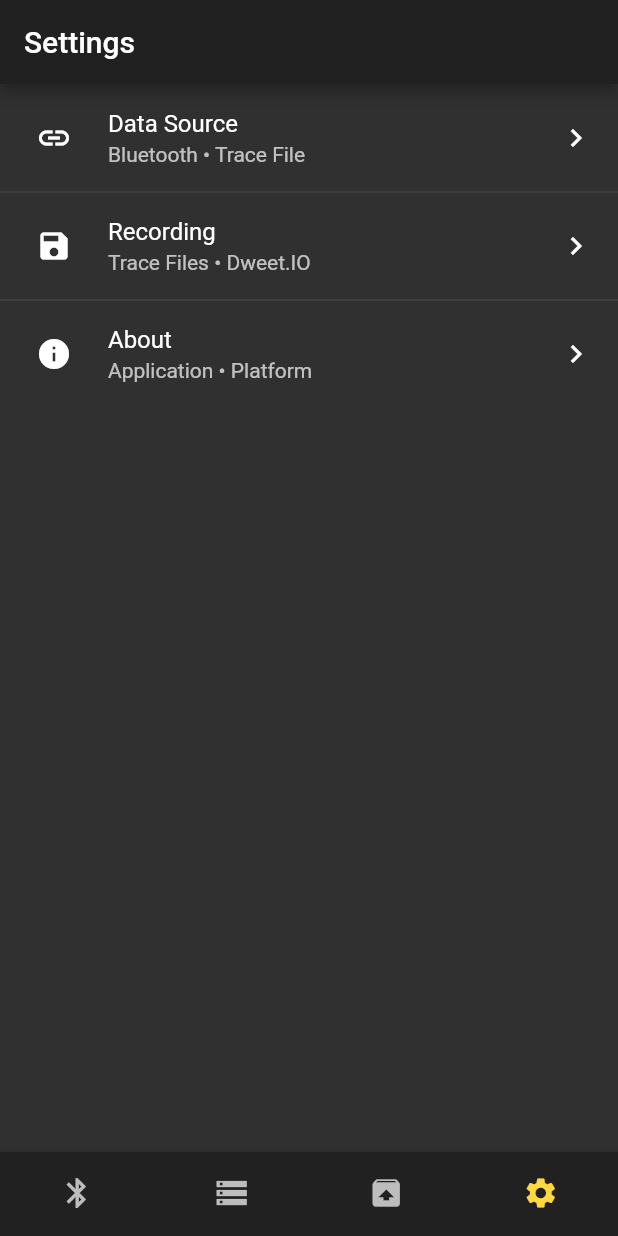
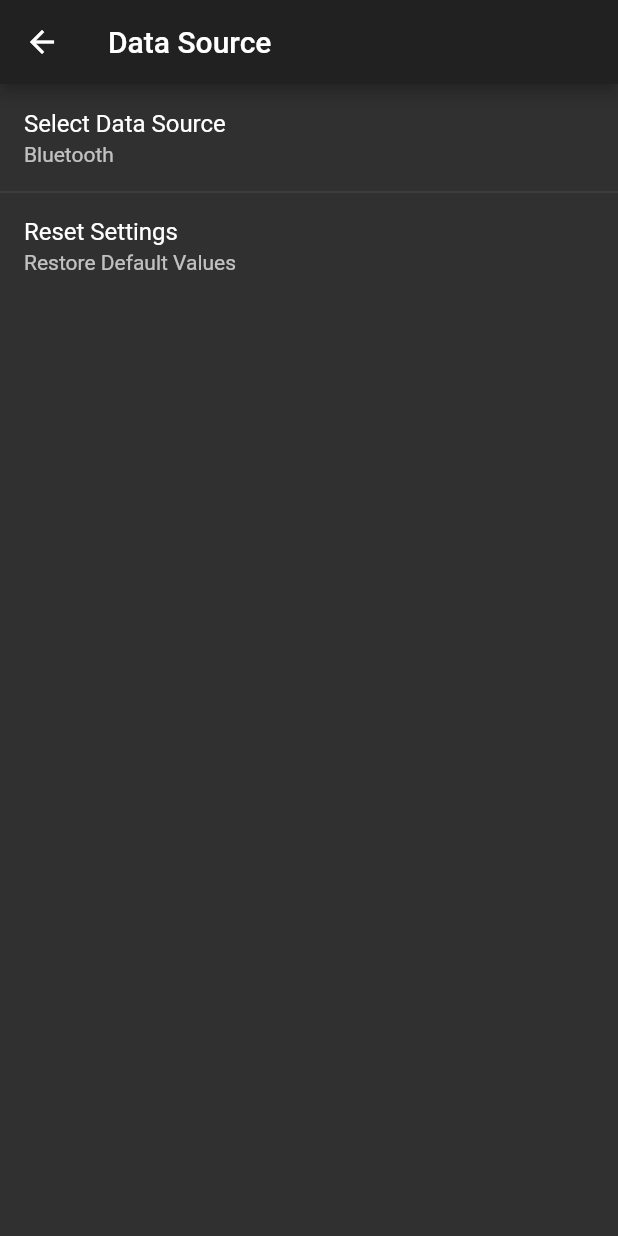
Before and after one commit to Prateek-Prakash/OpenXC, a Flutter app: the screen it shows after launch, item 4 of the bottom bar chosen, after a tap on "Data Source", on a phone screen of 412 x 824 dp. Run offline on Flutter 3.47's test engine with Material 2 defaults, Android fonts, the phone set to English and light mode, and no system bars; our stand-ins replace badges, flutter_blue, shared_preferences.

Commit message:
Add DataSourceSettingsPage

```diff
--- a/lib/main.dart
+++ b/lib/main.dart
@@ -646,7 +646,14 @@ class _SettingsTabState extends State<SettingsTab> {
               title: Text('Data Source'),
               subtitle: Text('Bluetooth • Trace File'),
               trailing: Icon(Icons.keyboard_arrow_right),
-              onTap: () {},
+              onTap: () {
+                Navigator.push(
+                  context,
+                  MaterialPageRoute(
+                    builder: (context) => DataSourceSettingsPage(),
+                  ),
+                );
+              },
             ),
             ListTile(
               leading: CircleAvatar(
@@ -660,7 +667,12 @@ class _SettingsTabState extends State<SettingsTab> {
               subtitle: Text('Trace Files • Dweet.IO'),
               trailing: Icon(Icons.keyboard_arrow_right),
               onTap: () {
-                Navigator.push(context, MaterialPageRoute(builder: (context) => RecordingSettingsPage()));
+                Navigator.push(
+                  context,
+                  MaterialPageRoute(
+                    builder: (context) => RecordingSettingsPage(),
+                  ),
+                );
               },
             ),
             ListTile(
@@ -674,6 +686,39 @@ class _SettingsTabState extends State<SettingsTab> {
               title: Text('About'),
               subtitle: Text('Application • Platform'),
               trailing: Icon(Icons.keyboard_arrow_right),
+              onTap: () {},
+            ),
+          ],
+        ).toList(),
+      ),
+    );
+  }
+}
+
+class DataSourceSettingsPage extends StatefulWidget {
+  @override
+  _DataSourceSettingsPageState createState() => _DataSourceSettingsPageState();
+}
+
+class _DataSourceSettingsPageState extends State<DataSourceSettingsPage> {
+  @override
+  Widget build(BuildContext context) {
+    return Scaffold(
+      appBar: AppBar(
+        title: Text('Data Source'),
+      ),
+      body: ListView(
+        children: ListTile.divideTiles(
+          context: context,
+          tiles: [
+            ListTile(
+              title: Text('Select Data Source'),
+              subtitle: Text('Bluetooth'),
+              onTap: () {},
+            ),
+            ListTile(
+              title: Text('Reset Settings'),
+              subtitle: Text('Restore Default Values'),
               onTap: () {},
             ),
           ],
```
